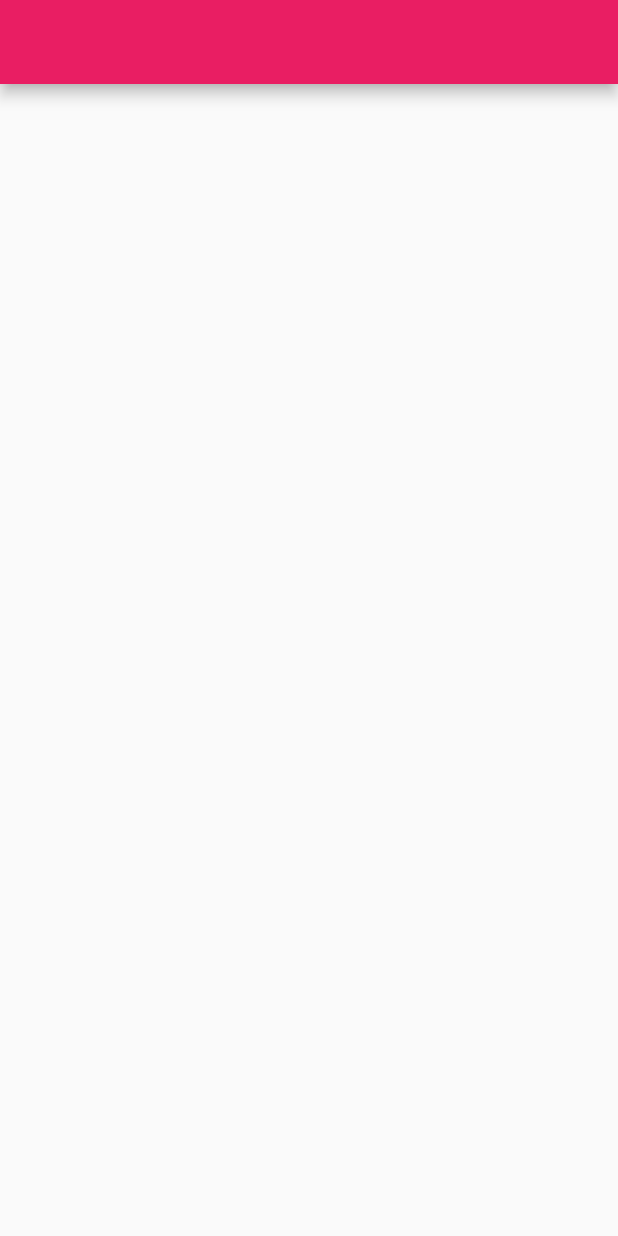
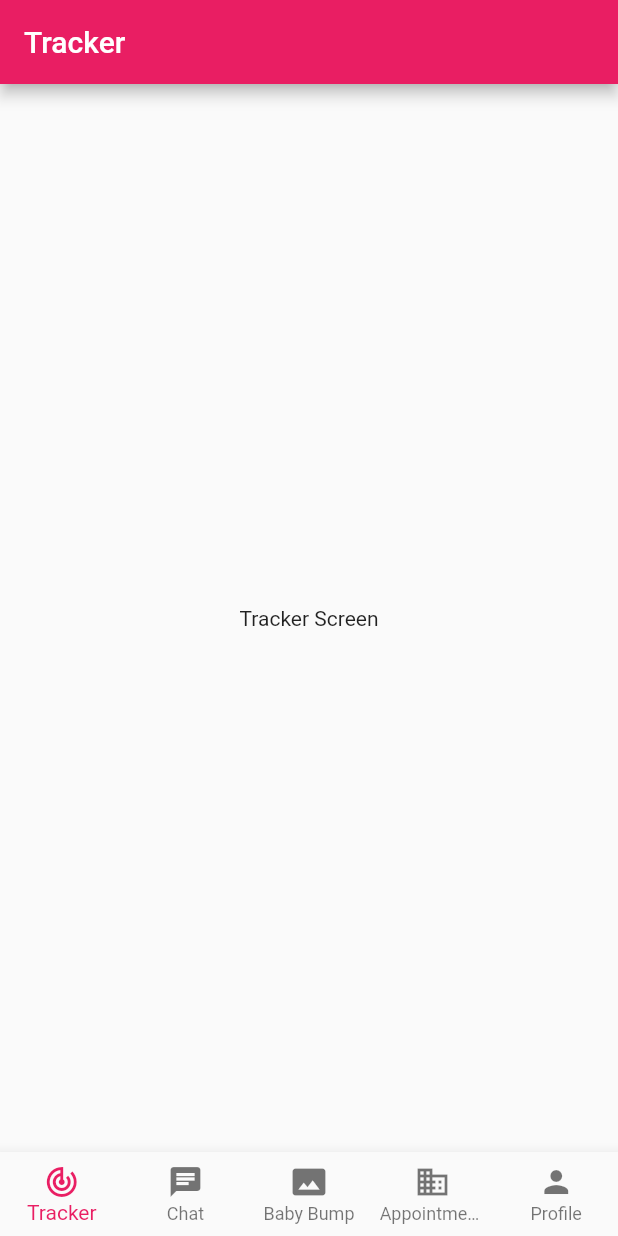
Before and after one commit to itspoi/afya, a Flutter app: the screen it shows after launch, on a phone screen of 412 x 824 dp. Run offline on Flutter 3.47's test engine with Material 2 defaults, Android fonts, the phone set to English and light mode, and no system bars.

Commit message:
App Structure

```diff
--- a/lib/views/pages/home_page.dart
+++ b/lib/views/pages/home_page.dart
@@ -1,11 +1,98 @@
+import 'package:aunty_rafiki/views/pages/screens/appointment_screen.dart';
+import 'package:aunty_rafiki/views/pages/screens/baby_bump_screen.dart';
+import 'package:aunty_rafiki/views/pages/screens/profile_screen.dart';
+import 'package:aunty_rafiki/views/pages/screens/tracker_screen.dart';
+import 'package:aunty_rafiki/views/pages/screens/chat_screen.dart';
 import 'package:flutter/material.dart';
 
-class HomePage extends StatelessWidget {
+class HomePage extends StatefulWidget {
+  @override
+  _HomePageState createState() => _HomePageState();
+}
+
+class _HomePageState extends State<HomePage> {
+  int _currentIndex = 0;
+  String _title = 'Tracker';
+
+  /// Select current tab
+
+  _selectTab(int index) {
+    setState(() {
+      _currentIndex = index;
+
+      switch (index) {
+        case 0:
+          _title = 'Tracker';
+          break;
+        case 1:
+          _title = 'Chats';
+          break;
+        case 2:
+          _title = 'Baby bump';
+          break;
+        case 3:
+          _title = 'Appointment';
+          break;
+        case 4:
+          _title = 'Profile';
+          break;
+
+        default:
+      }
+    });
+  }
+
+  List<Widget> _screens = [
+    TrackerScreen(),
+    ChatScreen(),
+    BabyBumpScreen(),
+    AppointmentScreen(),
+    ProfileScreen()
+  ];
+
   @override
   Widget build(BuildContext context) {
     return Scaffold(
-      appBar: AppBar(),
-      body: Container(),
+      appBar: AppBar(
+        title: Text(_title),
+      ),
+      body: _screens[_currentIndex],
+      bottomNavigationBar: BottomNavigationBar(
+          currentIndex: _currentIndex,
+          type: BottomNavigationBarType.fixed,
+          items: [
+            BottomNavigationBarItem(
+              icon: Icon(
+                Icons.track_changes,
+              ),
+              title: Text('Tracker'),
+            ),
+            BottomNavigationBarItem(
+              icon: Icon(
+                Icons.chat,
+              ),
+              title: Text('Chat'),
+            ),
+            BottomNavigationBarItem(
+              icon: Icon(
+                Icons.photo_size_select_actual,
+              ),
+              title: Text('Baby Bump'),
+            ),
+            BottomNavigationBarItem(
+              icon: Icon(
+                Icons.business,
+              ),
+              title: Text('Appointments'),
+            ),
+            BottomNavigationBarItem(
+              icon: Icon(
+                Icons.person,
+              ),
+              title: Text('Profile'),
+            )
+          ],
+          onTap: _selectTab),
     );
   }
 }
--- /dev/null
+++ b/lib/views/pages/screens/tracker_screen.dart
@@ -0,0 +1,11 @@
+import 'package:flutter/material.dart';
+
+class TrackerScreen extends StatelessWidget {
+  @override
+  Widget build(BuildContext context) {
+    return Center(
+        child: Container(
+      child: Text('Tracker Screen'),
+    ));
+  }
+}
```
Also changed, not shown: lib/views/pages/screens/appointment_screen.dart (added, +12 -0 lines), lib/views/pages/screens/baby_bump_screen.dart (added, +11 -0 lines), lib/views/pages/screens/chat_screen.dart (added, +8 -0 lines), lib/views/pages/screens/profile_screen.dart (added, +11 -0 lines).
